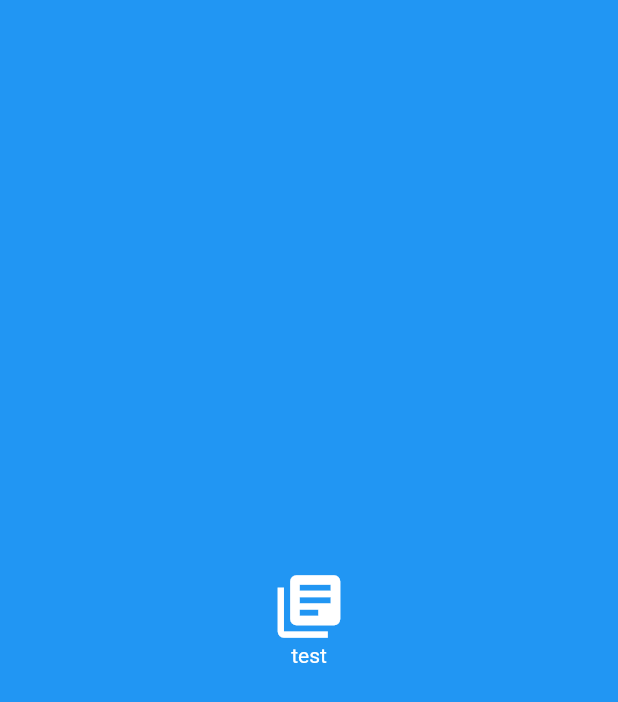
After one commit to ywarahi/flutter_sample_app, a Flutter app: the FirstTab screen opened directly, on a phone screen of 412 x 824 dp. The commit adds this screen. Shown: the top 702 px of the screen. Run offline on Flutter 3.47's test engine with Material 2 defaults, Android fonts, the phone set to English and light mode, and no system bars; our stand-ins replace flutter_riverpod, stack_trace, state_notifier; missing offline and left inert: flutter_state_notifier.

Commit message:
add tab-samples.

```diff
--- a/lib/main.dart
+++ b/lib/main.dart
@@ -5,6 +5,8 @@ import 'package:flutter_sample_app/state_notifier2/my_app.dart'
     as StateNotifier2;
 import 'package:flutter_sample_app/hero/my_app.dart' as Hero;
 import 'package:flutter_sample_app/riverpod/my_app.dart' as Riverpod;
+import 'package:flutter_sample_app/tab/my_app.dart' as Tab;
+import 'package:flutter_sample_app/scrollable_tab/my_app.dart' as ScrollableTab;
 
 void main() {
   runApp(MaterialApp(
@@ -16,6 +18,8 @@ void main() {
       '/RIVERPOD': (BuildContext context) => Riverpod.MyApp(),
       '/STATE_NOTIFIER': (BuildContext context) => StateNotifier.MyApp(),
       '/STATE_NOTIFIER2': (BuildContext context) => StateNotifier2.MyApp(),
+      '/TAB': (BuildContext context) => Tab.MyApp(),
+      '/SCROLLABLE_TAB': (BuildContext context) => ScrollableTab.MyApp(),
     },
   ));
 }
@@ -45,6 +49,8 @@ class HomePage extends StatelessWidget {
           getItem('RIVERPOD', '/RIVERPOD'),
           getItem('STATE_NOTIFIER', '/STATE_NOTIFIER'),
           getItem('STATE_NOTIFIER2', '/STATE_NOTIFIER2'),
+          getItem('TAB', '/TAB'),
+          getItem('SCROLLABLE_TAB', '/SCROLLABLE_TAB'),
         ],
       ),
     );
--- a/lib/riverpod/my_app.dart
+++ b/lib/riverpod/my_app.dart
@@ -1,6 +1,4 @@
 import 'package:flutter/material.dart';
-//import 'package:flutter_state_notifier/flutter_state_notifier.dart';
-//import 'package:provider/provider.dart';
 import 'package:flutter_riverpod/flutter_riverpod.dart';
 import 'package:state_notifier/state_notifier.dart';
 
--- /dev/null
+++ b/lib/scrollable_tab/firsttab.dart
@@ -0,0 +1,42 @@
+import 'package:flutter/material.dart';
+
+class FirstTab extends StatefulWidget {
+  FirstTab(this.categoryName);
+  final String categoryName;
+
+  @override
+  _FirstTabState createState() => _FirstTabState();
+}
+
+class _FirstTabState extends State<FirstTab> {
+
+  @override
+  void initState() {
+    super.initState();
+  }
+
+  @override
+  Widget build(BuildContext context) {
+    return new Scaffold(
+      backgroundColor: Colors.blue,
+      body: new Container(
+        child: new Center(
+          child: new Column(
+            mainAxisAlignment: MainAxisAlignment.center,
+            children: <Widget>[
+              new Icon(
+                Icons.library_books,
+                size: 50.0,
+                color: Colors.white,
+              ),
+              new Text(
+                widget.categoryName,
+                style: new TextStyle(color: Colors.white),
+              )
+            ],
+          ),
+        ),
+      ),
+    );
+  }
+}
--- /dev/null
+++ b/lib/tab/my_app.dart
@@ -0,0 +1,71 @@
+import 'package:flutter/material.dart';
+
+class MyApp extends StatefulWidget {
+  @override
+  _MyAppState createState() => _MyAppState();
+}
+
+class _MyAppState extends State<MyApp>
+    with SingleTickerProviderStateMixin {
+  final List<Tab> tabs = <Tab>[
+    Tab(
+      text: 'One',
+    ),
+    Tab(
+      text: "Two",
+    ),
+    Tab(
+      text: "Three",
+    ),
+    Tab(
+      text: "Four",
+    )
+  ];
+  TabController _tabController;
+
+  @override
+  void initState() {
+    // TODO: implement initState
+    super.initState();
+    _tabController = TabController(length: tabs.length, vsync: this);
+  }
+
+  @override
+  Widget build(BuildContext context) {
+    return Scaffold(
+        appBar: AppBar(
+          backgroundColor: Colors.white,
+          title: Text("TabBar & TabView Study", style: TextStyle(
+            color: Colors.black,
+          ),),
+          bottom: TabBar(
+//          isScrollable: true,
+            tabs: tabs,
+            controller: _tabController,
+            unselectedLabelColor: Colors.grey,
+            indicatorColor: Colors.blue,
+            indicatorSize: TabBarIndicatorSize.tab,
+            indicatorWeight: 2,
+            indicatorPadding: EdgeInsets.symmetric(horizontal: 18.0,
+                vertical: 8),
+            //indicator: CustomTabIndicator(),
+            labelColor: Colors.black,
+          ),
+        ),
+        //Todo
+        body: TabBarView(
+          controller: _tabController,
+          children: tabs.map((tab) {
+            return _createTab(tab);
+          }).toList(),)
+    );
+  }
+
+  Widget _createTab(Tab tab){
+    return Center(
+      child: Text("10 min Rest Time" , style: TextStyle(
+          fontSize: 24.0
+      ),),
+    );
+  }
+}
```
Also changed, not shown: lib/scrollable_tab/my_app.dart (added, +66 -0 lines), lib/tabui/tabui.dart (added, +152 -0 lines).
